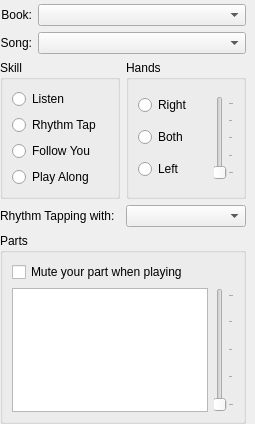
This is src/GuiSidePanel.ui in pianobooster/PianoBooster as Qt 5 draws it before an edit. The edited form follows.
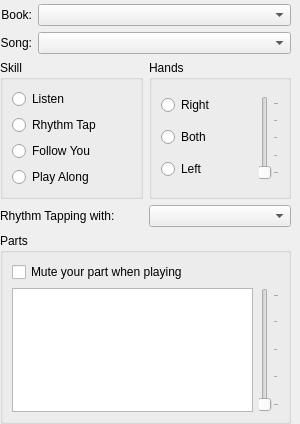
This is the edited form.

```diff
--- a/src/GuiSidePanel.ui
+++ b/src/GuiSidePanel.ui
@@ -1,17 +1,17 @@
 <ui version="4.0" >
  <class>GuiSidePanel</class>
- <widget class="QWidget" name="GuiSidePanel" >
-  <property name="geometry" >
+ <widget class="QWidget" name="GuiSidePanel">
+  <property name="geometry">
    <rect>
     <x>0</x>
     <y>0</y>
-    <width>255</width>
+    <width>300</width>
     <height>424</height>
    </rect>
   </property>
-  <property name="maximumSize" >
+  <property name="maximumSize">
    <size>
-    <width>255</width>
+    <width>300</width>
     <height>16777215</height>
    </size>
   </property>
@@ -108,29 +108,29 @@
        </property>
        <layout class="QVBoxLayout" >
         <item>
-         <widget class="QRadioButton" name="listenRadio" >
-          <property name="text" >
+         <widget class="QRadioButton" name="listenRadio">
+          <property name="text">
            <string>Listen</string>
           </property>
          </widget>
         </item>
-         <item>
-          <widget class="QRadioButton" name="rhythmTapRadio">
-           <property name="text">
-            <string>Rhythm Tap</string>
-           </property>
-          </widget>
-         </item>
         <item>
-         <widget class="QRadioButton" name="followYouRadio" >
-          <property name="text" >
+         <widget class="QRadioButton" name="rhythmTapRadio">
+          <property name="text">
+           <string>Rhythm Tap</string>
+          </property>
+         </widget>
+        </item>
+        <item>
+         <widget class="QRadioButton" name="followYouRadio">
+          <property name="text">
            <string>Follow You</string>
           </property>
          </widget>
         </item>
         <item>
-         <widget class="QRadioButton" name="playAlongRadio" >
-          <property name="text" >
+         <widget class="QRadioButton" name="playAlongRadio">
+          <property name="text">
            <string>Play Along</string>
           </property>
          </widget>
@@ -153,22 +153,22 @@
         <item>
          <layout class="QVBoxLayout" >
           <item>
-           <widget class="QRadioButton" name="rightHandRadio" >
-            <property name="text" >
+           <widget class="QRadioButton" name="rightHandRadio">
+            <property name="text">
              <string>Right</string>
             </property>
            </widget>
           </item>
           <item>
-           <widget class="QRadioButton" name="bothHandsRadio" >
-            <property name="text" >
+           <widget class="QRadioButton" name="bothHandsRadio">
+            <property name="text">
              <string>Both</string>
             </property>
            </widget>
           </item>
           <item>
-           <widget class="QRadioButton" name="leftHandRadio" >
-            <property name="text" >
+           <widget class="QRadioButton" name="leftHandRadio">
+            <property name="text">
              <string>Left</string>
             </property>
            </widget>
@@ -202,29 +202,23 @@
      </item>
     </layout>
    </item>
-
-
-      <item>
-       <layout class="QHBoxLayout" >
-        <item>
-         <widget class="QLabel" name="label2" >
-          <property name="text" >
-           <string>Rhythm Tapping with:</string>
-          </property>
-         </widget>
-        </item>
-        <item>
-         <widget class="QComboBox" name="rhythmTappingCombo" >
-         </widget>
-        </item>
-       </layout>
-      </item>
-
-
-
    <item>
-    <widget class="QGroupBox" name="groupBox_3" >
-     <property name="title" >
+    <layout class="QHBoxLayout">
+     <item>
+      <widget class="QLabel" name="label2">
+       <property name="text">
+        <string>Rhythm Tapping with:</string>
+       </property>
+      </widget>
+     </item>
+     <item>
+      <widget class="QComboBox" name="rhythmTappingCombo"/>
+     </item>
+    </layout>
+   </item>
+   <item>
+    <widget class="QGroupBox" name="groupBox_3">
+     <property name="title">
       <string>Parts</string>
      </property>
      <layout class="QVBoxLayout" >
@@ -233,7 +227,7 @@
         <property name="toolTip" >
          <string>Mute the currently selected part</string>
         </property>
-        <property name="text" >
+        <property name="text">
          <string>Mute your part when playing</string>
         </property>
        </widget>
@@ -285,20 +279,6 @@
      </layout>
     </widget>
    </item>
-
-<!--
-      <item>
-       <widget class="QCheckBox" name="metronomeCheck" >
-        <property name="toolTip" >
-         <string>Turn the metronome on or off</string>
-        </property>
-        <property name="text" >
-         <string>Metronome</string>
-        </property>
-       </widget>
-      </item>
--->
-
    <item>
     <spacer>
      <property name="orientation" >
```
Left out of the diff: 127 changed lines with no effect on the pictures.
